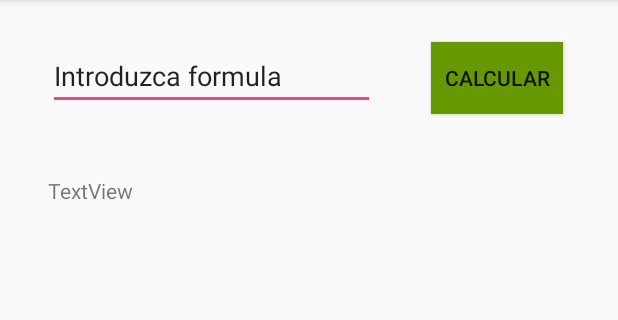
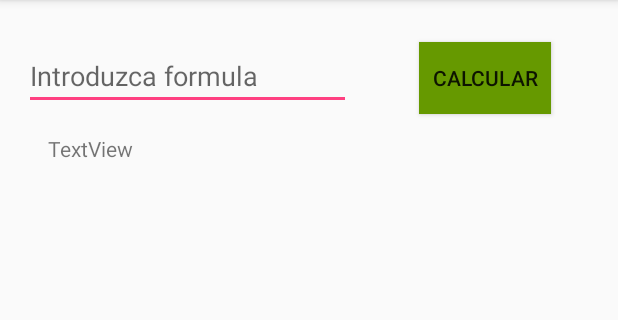
Before and after one commit to Juancho31416/AndroidMarvel, an Android app: the screen it shows after launch (MainActivity), on a phone screen of 412 x 824 dp, the part 84-404 px from its top. Run offline under Robolectric (Android 15) with nearby library versions, the phone set to English and light mode, and no system bars.

```diff
--- a/app/src/main/java/com/example/imaginamos_2/marvelaplication/MainActivity.java
+++ b/app/src/main/java/com/example/imaginamos_2/marvelaplication/MainActivity.java
@@ -1,5 +1,6 @@
 package com.example.imaginamos_2.marvelaplication;
 
+import android.app.ProgressDialog;
 import android.os.Bundle;
 import android.support.v7.app.AppCompatActivity;
 import android.view.View;
@@ -10,6 +11,7 @@ import android.widget.Toast;
 
 import com.example.imaginamos_2.marvelaplication.models.MarvelList;
 import com.example.imaginamos_2.marvelaplication.models.Response;
+import com.example.imaginamos_2.marvelaplication.models.*;
 import com.example.imaginamos_2.marvelaplication.service.apiInterface;
 import com.example.imaginamos_2.marvelaplication.utils.HashGenerator;
 import com.example.imaginamos_2.marvelaplication.utils.apiUtils;
@@ -28,6 +30,8 @@ import static com.example.imaginamos_2.marvelaplication.utils.utils.*;
 public class MainActivity extends AppCompatActivity {
 
     MarvelList Data;
+    private ProgressDialog progress;
+    private MainActivity context = this;
 
 
     @Override
@@ -37,6 +41,10 @@ public class MainActivity extends AppCompatActivity {
         super.onCreate(savedInstanceState);
         setContentView(R.layout.activity_main);
         Button mButton = findViewById(button2);
+
+        this.progress = new ProgressDialog(context);
+        this.progress.setCancelable(false);
+        this.progress.setMessage(getString(R.string.loading));
 
 
         mButton.setOnClickListener(new View.OnClickListener() {
@@ -62,17 +70,20 @@ public class MainActivity extends AppCompatActivity {
 
                 switch (result) {
                     case "0":
+
                         Call<Response> callCharacters = ApiInterface.getCharacters(publicKey, hash, ts);
+
                         callCharacters.enqueue(new Callback<Response>() {
 
                             @Override
                             public void onResponse(Call<Response> call, retrofit2.Response<Response> response) {
+                                Data = (MarvelList<characters>) response.body().getData();
 
-                                 Data = (MarvelList) response.body().getData().getResults();
                             }
 
                             @Override
                             public void onFailure(Call<Response> call, Throwable t) {
+
                             }
                         });
                         break;
@@ -84,11 +95,13 @@ public class MainActivity extends AppCompatActivity {
                             @Override
                             public void onResponse(Call<Response> call, retrofit2.Response<Response> response) {
 
-                                Data = (MarvelList) response.body().getData().getResults();
+                                Data = (MarvelList<comics>) response.body().getData();
+
                             }
 
                             @Override
                             public void onFailure(Call<Response> call, Throwable t) {
+
                             }
                         });
                         break;
@@ -100,24 +113,27 @@ public class MainActivity extends AppCompatActivity {
                             @Override
                             public void onResponse(Call<Response> call, retrofit2.Response<Response> response) {
 
-                                Data = (MarvelList) response.body().getData().getResults();
+                                Data = (MarvelList<comics>) response.body().getData();
+
                             }
 
                             @Override
                             public void onFailure(Call<Response> call, Throwable t) {
+
                             }
                         });
 
                         break;
                     case "7":
 
-                      Call<Response> callCreators =ApiInterface.getCreators(publicKey, hash, ts);
+                        Call<Response> callCreators =ApiInterface.getCreators(publicKey, hash, ts);
                         callCreators.enqueue(new Callback<Response>() {
 
                             @Override
                             public void onResponse(Call<Response> call, retrofit2.Response<Response> response) {
 
-                                Data = (MarvelList) response.body().getData().getResults();
+                                Data = (MarvelList<creators>) response.body().getData();
+
                             }
 
                             @Override
@@ -127,17 +143,20 @@ public class MainActivity extends AppCompatActivity {
 
                         break;
                     case "11":
+
                         Call<Response> callEvents = ApiInterface.getEvents(publicKey, hash, ts);
                         callEvents.enqueue(new Callback<Response>() {
 
                             @Override
                             public void onResponse(Call<Response> call, retrofit2.Response<Response> response) {
 
-                                Data = (MarvelList) response.body().getData().getResults();
+                                Data = (MarvelList<events>) response.body().getData();
+
                             }
 
                             @Override
                             public void onFailure(Call<Response> call, Throwable t) {
+
                             }
                         });
                         break;
@@ -149,11 +168,13 @@ public class MainActivity extends AppCompatActivity {
                             @Override
                             public void onResponse(Call<Response> call, retrofit2.Response<Response> response) {
 
-                                Data = (MarvelList) response.body().getData().getResults();
+                                Data = (MarvelList<series>) response.body().getData();
+
                             }
 
                             @Override
                             public void onFailure(Call<Response> call, Throwable t) {
+
                             }
                         });
                         break;
@@ -165,11 +186,13 @@ public class MainActivity extends AppCompatActivity {
                             @Override
                             public void onResponse(Call<Response> call, retrofit2.Response<Response> response) {
 
-                                Data = (MarvelList) response.body().getData().getResults();
+                                Data = (MarvelList<storyList>) response.body().getData();
+
                             }
 
                             @Override
                             public void onFailure(Call<Response> call, Throwable t) {
+
                             }
                         });
                         break;
@@ -177,7 +200,7 @@ public class MainActivity extends AppCompatActivity {
 
                 //endregion
 
-                //region llamar la vista para cualquier evento
+                //region llamar la vista para cualquier tipo de data
 
 
                 //endregion
--- a/app/src/main/res/layout/activity_main.xml
+++ b/app/src/main/res/layout/activity_main.xml
@@ -11,12 +11,12 @@
         android:id="@+id/TextInput"
         android:layout_width="218dp"
         android:layout_height="wrap_content"
-        android:layout_marginLeft="32dp"
-        android:layout_marginStart="32dp"
+        android:layout_marginLeft="16dp"
+        android:layout_marginStart="16dp"
         android:layout_marginTop="28dp"
         android:ems="10"
+        android:hint="@string/backString"
         android:inputType="textPersonName"
-        android:text="@string/backString"
         app:layout_constraintStart_toStartOf="parent"
         app:layout_constraintTop_toTopOf="parent" />
 
@@ -42,9 +42,18 @@
         android:layout_height="wrap_content"
         android:layout_marginLeft="32dp"
         android:layout_marginStart="32dp"
-        android:layout_marginTop="44dp"
+        android:layout_marginTop="16dp"
         android:text="TextView"
         app:layout_constraintStart_toStartOf="parent"
         app:layout_constraintTop_toBottomOf="@+id/TextInput" />
 
+    <LinearLayout
+        android:layout_width="368dp"
+        android:layout_height="386dp"
+        android:layout_marginTop="44dp"
+        android:orientation="vertical"
+        app:layout_constraintEnd_toEndOf="parent"
+        app:layout_constraintStart_toStartOf="parent"
+        app:layout_constraintTop_toBottomOf="@+id/TextInput"></LinearLayout>
+
 </android.support.constraint.ConstraintLayout>
--- a/app/src/main/res/values/strings.xml
+++ b/app/src/main/res/values/strings.xml
@@ -5,4 +5,5 @@
     <string name="keyPublic">182e6008b9aa16db4e6e4aa12adf9719</string>
     <string name="privateKey">9d668736344e1c8c425fd238c6826dc80400631e</string>
     <string name="ts">1</string>
+    <string name="loading">Cargando.....</string>
 </resources>
```
